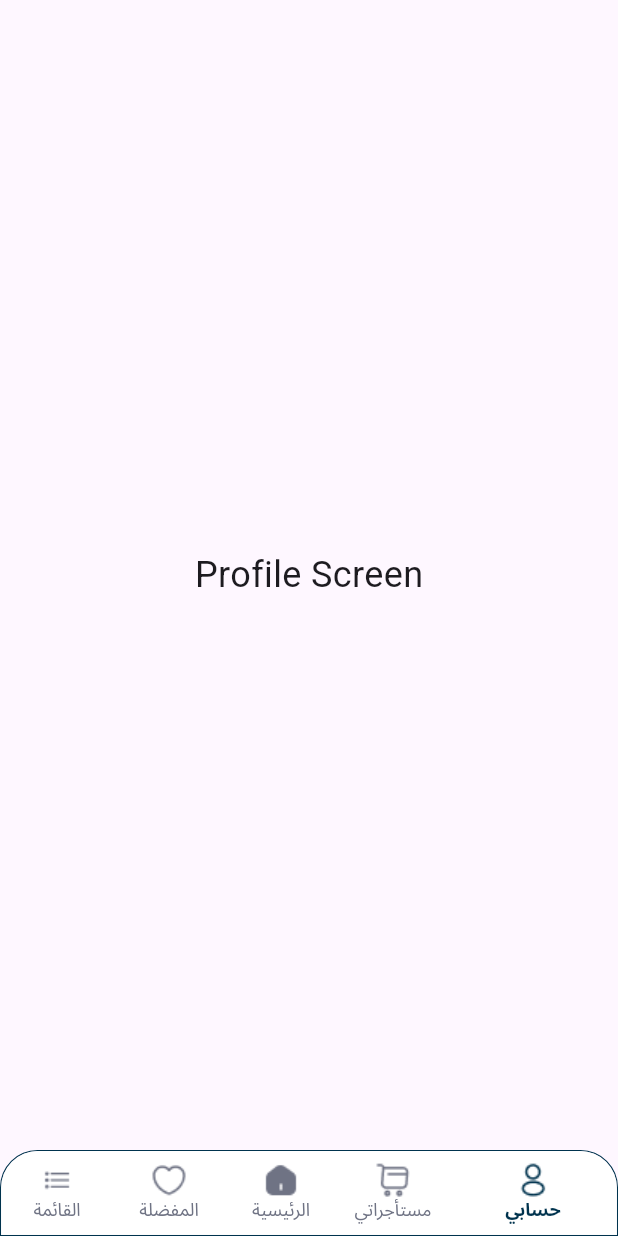
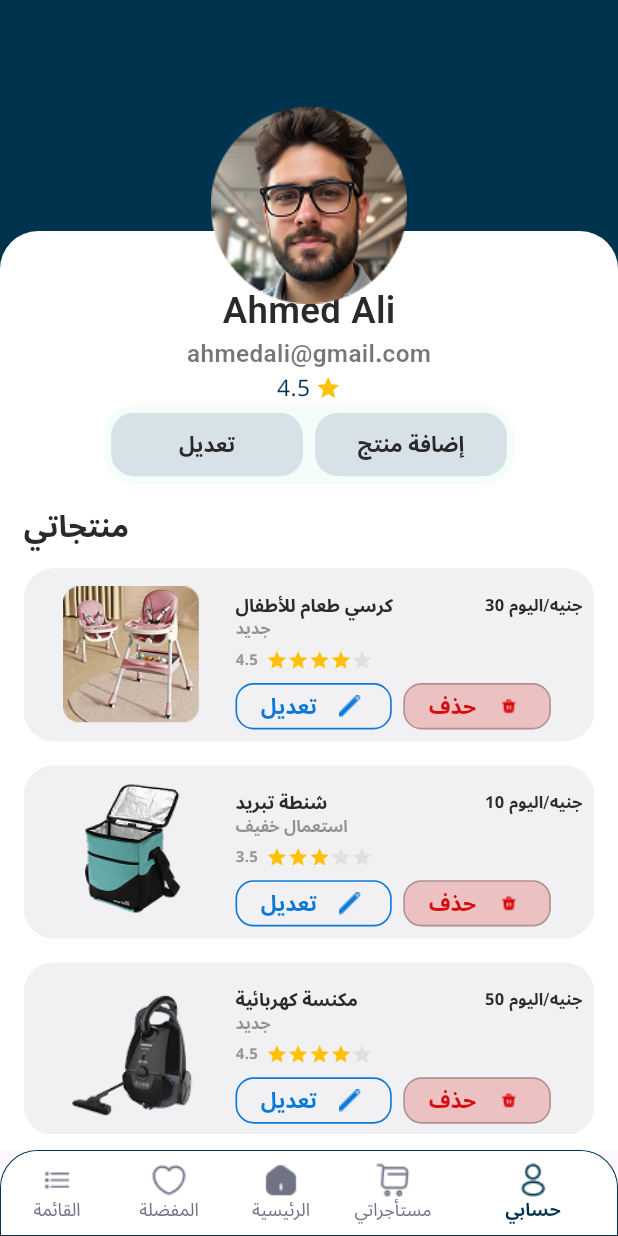
Before and after one commit to Final-Project-11-FCAI/Ager-Waffer, a Flutter app: the HomeLayoutScreen screen opened by its route, item 5 of the bottom bar chosen, on a phone screen of 412 x 824 dp. Run offline on Flutter 3.47's test engine with Material 3 defaults, Android fonts, the phone set to English and light mode, and no system bars; our stand-ins replace country_picker, dio, firebase_core, firebase_messaging, flutter_bloc, flutter_cache_manager and 11 more; missing offline and left inert: multi_image_picker_plus, pointycastle; accounts and stored records are empty; Roboto replaces fonts that are missing (Tajawal); key blocks and very long unbroken strings in the code were emptied for the run.

Commit message:
profile screen done

```diff
--- a/lib/Base/common/theme.dart
+++ b/lib/Base/common/theme.dart
@@ -10,7 +10,14 @@ const Color kLightPrimaryColor = Color(0xff145374);
 const Color kMoreLightPrimaryColor = Color(0xff1D5687);
 const Color kWhiteColor = const Color(0xffFFFFFF);
 const Color kBlackColor = const Color(0xFF2A2A2A);
+const Color kOpacityWhiteColor = const Color(0xFFF4FDFA);
+const Color kMoreRedColor = const Color(0xFFD80C0C);
+
+const Color kBlueColor = const Color(0xFFF0C79D9);
+
+const Color kSomeGreyColor = const Color(0xFFD7E2E8);
 const Color kGreyColor = const Color(0xff81868D);
+const Color kOpacityGreyColor = const Color(0xffF1F1F3);
 const Color kBoldGreyColor = const Color(0xff00334EBD);
 const Color kRedColor = Colors.red;
 const Color kMoreGreyColor = const Color(0xff6F7384);
@@ -75,7 +82,6 @@ const Color kMoreGreenColor = const Color(0xFF81C784);
 const Color kUnActiveStepColor = const Color(0xFF979797);
 const Color kredCarColor = const Color(0xFFFF0000);
 const Color kborderColor = const Color(0xFFBDB8B8);
-const Color kOpacityGreyColor = const Color(0xFFCFCFCF);
 const Color kMoreYellowColor = const Color(0xFFFFBD52);
 const Color kBrownColor = const Color(0xFF403430);
 const Color kgreenCarColor = const Color(0xFF006D3D);
@@ -102,7 +108,6 @@ const Color kPartWhiteColor = const Color(0xffd0cece);
 const Color kPinkColor = const Color(0xffFF4B5C);
 const Color kSemiBlackColor = const Color(0xff101C2D);
 const Color kSomeWhiteColor = const Color(0xffececec);
-const Color kBlueColor = const Color(0xff0056B3);
 const Color kTextColor = const Color(0xFF6C757D);
 const Color kButtonColor = const Color(0xFF007BFF);
 const Color kMoreWhiteColor = const Color(0xffF8F9FA);
@@ -118,7 +123,6 @@ const Color kButtonAppColor = const Color(0xFFFF7602);
 const Color kgreyColor = const Color(0xFF4A4A4A);
 const Color kTimeNotificationColor = const Color(0xFF7B7B7B);
 const Color kSemiGreyColor = const Color(0xffC1C1C1);
-const Color kSomeGreyColor = const Color(0xffA4A0A0);
 const Color kCardColor = const Color(0xffF1F1F6);
 const Color kTransparentColor = Colors.transparent;
 const Color kAvailableColor = const Color(0xFFE7F0FD);
--- a/lib/Features/Home/presentation/pages/home_layout_screen.dart
+++ b/lib/Features/Home/presentation/pages/home_layout_screen.dart
@@ -12,10 +12,10 @@ class HomeLayoutScreen extends StatelessWidget {
   Widget build(BuildContext context) {
     final List<Widget> screens = [
 
-      ProfileScreen(),
-      ProfileScreen(),
+      Scaffold(),
+      Scaffold(),
       HomeScreen(),
-      ProfileScreen(),
+      Scaffold(),
       ProfileScreen(),
     ];
     return BlocBuilder<BottomNavCubit, int>(
--- a/lib/Features/Home/presentation/widgets/product_card_list_view.dart
+++ b/lib/Features/Home/presentation/widgets/product_card_list_view.dart
@@ -82,7 +82,6 @@ class _ProductCardListViewState extends State<ProductCardListView> {
                         widget.product.price,
                         style: font16BlackSemiBold.copyWith(
                           fontSize: 11,
-                          fontWeight: bold,
                         ),
                       ),
                     ],
--- a/lib/Features/Profile/presentation/pages/profile_screen.dart
+++ b/lib/Features/Profile/presentation/pages/profile_screen.dart
@@ -1,14 +1,142 @@
+import 'package:ager_waffer/Base/common/shared.dart';
+import 'package:ager_waffer/Base/common/theme.dart';
+import 'package:ager_waffer/Features/Home/domain/entities/product_entity.dart';
+import 'package:ager_waffer/Features/Profile/presentation/widgets/my_products_item_list_view.dart';
 import 'package:flutter/material.dart';
+import 'package:flutter_screenutil/flutter_screenutil.dart';
+import 'package:gap/gap.dart';
 
 class ProfileScreen extends StatelessWidget {
-  const ProfileScreen({super.key});
-
+  ProfileScreen({super.key});
+  final List<ProductEntity> products = [
+    ProductEntity(
+      title: "كرسي طعام للأطفال",
+      subtitle: "جديد",
+      price: "30 جنيه/اليوم",
+      image: "assets/images/children_chair.png",
+      rating: 4.5,
+    ),
+    ProductEntity(
+      title: "شنطة تبريد",
+      subtitle: "استعمال خفيف",
+      price: "10 جنيه/اليوم",
+      image: "assets/images/cooler_bag.png",
+      rating: 3.5,
+    ),
+    ProductEntity(
+      title: "مكنسة كهربائية",
+      subtitle: "جديد",
+      price: "50 جنيه/اليوم",
+      image: "assets/images/vacuum_cleaner.png",
+      rating: 4.5,
+    ),
+  ];
   @override
   Widget build(BuildContext context) {
-    return const Center(
-      child: Text(
-        "Profile Screen",
-        style: TextStyle(fontSize: 24),
+    return Scaffold(
+      backgroundColor: kPrimaryColor,
+      body: Stack(
+        children: [
+          Padding(
+            padding: EdgeInsets.only(top: Shared.height * 0.22.h),
+            child: Container(
+              width: double.infinity,
+              height: double.infinity,
+              decoration: BoxDecoration(
+                color: kWhiteColor,
+                borderRadius: BorderRadius.only(
+                  topLeft: Radius.circular(25.r),
+                  topRight: Radius.circular(25.r),
+                ),
+              ),
+              child: Padding(
+                padding: EdgeInsets.only(top: Shared.height * 0.05.h),
+                child: Padding(
+                  padding: EdgeInsets.symmetric(horizontal: Shared.width * 0.04.w),
+                  child: Column(
+                    children: [
+                      Text(
+                        'Ahmed Ali',
+                        style: font24PrimarySemiBold.copyWith(color: kBlackColor),
+                      ),
+                      Text(
+                        'ahmedali@gmail.com',
+                        style: font16BlackSemiBold.copyWith(color: kBlackColor.withOpacity(0.64),),
+                      ),
+                      Row(
+                        mainAxisAlignment: MainAxisAlignment.center,
+                        children: [
+                          Text('4.5', style: font20PrimaryMedium.copyWith(fontSize: 15.sp),),
+                          Gap(3.w),
+                          Icon(Icons.star, size: 17.sp, color: Colors.amber),
+                        ],
+                      ),
+                      Container(
+                        height: Shared.height * 0.075.sp,
+                        width: Shared.width * 0.75.sp,
+                        alignment: Alignment.center,
+                        decoration: BoxDecoration(
+                          color: kOpacityWhiteColor,
+                          borderRadius: BorderRadius.circular(20.r),
+                        ),
+                        child: Padding(
+                          padding: EdgeInsets.all(5.0.h),
+                          child: Row(
+                            mainAxisAlignment: MainAxisAlignment.spaceBetween,
+                            children: [
+                              editOrAddProductButton(title: 'تعديل', onTap: () {},),
+                              editOrAddProductButton(title: 'إضافة منتج', onTap: () {})
+                            ],
+                          ),
+                        ),
+                      ),
+                      Gap(14.h),
+                      Row(
+                        mainAxisAlignment: MainAxisAlignment.start,
+                        children: [
+                          Text('منتجاتي', style: font16BlackSemiBold.copyWith(fontSize: 20),)
+                        ],
+                      ),
+                      Gap(5.h),
+                      SizedBox(
+                        height: Shared.height * 0.55.h,
+                        child: ListView.builder(
+                          padding: EdgeInsets.zero,
+                          itemCount: products.length,
+                          shrinkWrap: true,
+                          physics: BouncingScrollPhysics(),
+                          itemBuilder: (context, index) {
+                            return MyProductsItemListView(product: products[index],);
+                          },
+                        ),
+                      ),
+                    ],
+                  ),
+                ),
+              ),
+            ),
+          ),
+          Positioned(
+            right: Shared.width * 0.25.sp,
+            left: Shared.width * 0.25.sp,
+            top: Shared.height * 0.032.sp,
+            child: Image.asset('assets/images/user_profile_image.png'),
+          ),
+        ],
+      ),
+    );
+  }
+
+  GestureDetector editOrAddProductButton({required String? title, required void Function()? onTap}) {
+    return GestureDetector(
+      onTap: onTap,
+      child: Container(
+        width: Shared.width * 0.35.sp,
+        decoration: BoxDecoration(
+          color: kSomeGreyColor,
+          borderRadius: BorderRadius.circular(15.r),
+        ),
+        child: Center(child: Text(title.toString(),style: font16BlackSemiBold.copyWith(fontSize: 14.sp),)),
       ),
     );
   }
--- /dev/null
+++ b/lib/Features/Profile/presentation/widgets/my_products_item_list_view.dart
@@ -0,0 +1,149 @@
+import 'package:ager_waffer/Base/common/shared.dart';
+import 'package:ager_waffer/Base/common/theme.dart';
+import 'package:ager_waffer/Features/Home/domain/entities/product_entity.dart';
+import 'package:flutter/material.dart';
+import 'package:flutter_screenutil/flutter_screenutil.dart';
+import 'package:gap/gap.dart';
+import 'package:localize_and_translate/localize_and_translate.dart';
+
+class MyProductsItemListView extends StatefulWidget {
+  final ProductEntity product;
+
+  const MyProductsItemListView({super.key, required this.product});
+
+  @override
+  State<MyProductsItemListView> createState() => _MyProductsItemListViewState();
+}
+
+class _MyProductsItemListViewState extends State<MyProductsItemListView> {
+  bool isFavorite = false;
+
+  @override
+  Widget build(BuildContext context) {
+    return Container(
+      margin: const EdgeInsets.symmetric(vertical: 8),
+      padding: const EdgeInsets.all(8),
+      decoration: BoxDecoration(
+        color: kOpacityGreyColor,
+        borderRadius: BorderRadius.circular(20),
+      ),
+      child: Row(
+        children: [
+          Expanded(
+            flex: 1,
+            child: Padding(
+              padding: EdgeInsets.only(
+                right: LocalizeAndTranslate.getLanguageCode() == 'en' ? 0 : 12.sp,
+                left: LocalizeAndTranslate.getLanguageCode() == 'en' ? 12.sp : 0,
+              ),
+              child: Image.asset(
+                widget.product.image,
+                width: 90.w,
+                height: 90.h,
+                fit: BoxFit.contain,
+              ),
+            ),
+          ),
+          Gap(16.w),
+          Expanded(
+            flex: 2,
+            child: Padding(
+              padding: EdgeInsets.only(top: 8.h),
+              child: Column(
+                crossAxisAlignment: CrossAxisAlignment.start,
+                children: [
+                  Row(
+                    mainAxisAlignment: MainAxisAlignment.spaceBetween,
+                    children: [
+                      Text(widget.product.title, style: font14BlackBold.copyWith(fontSize: 12.sp)),
+                      Text(
+                        widget.product.price,
+                        style: font16BlackSemiBold.copyWith(fontSize: 11,),
+                      ),
+                    ],
+                  ),
+                  Text(
+                    widget.product.subtitle,
+                    style: font16BlackSemiBold.copyWith(color: Color.fromRGBO(85, 85, 85, 0.61), fontSize: 11),
+                  ),
+                  Gap(5.h),
+                  Row(
+                    children: [
+                      Text(
+                        "${widget.product.rating}",
+                        style: font16BlackSemiBold.copyWith(fontSize: 10, color: Color.fromRGBO(151, 151, 151, 1),),
+                      ),
+                      Gap(5.w),
+                      ...List.generate(
+                        5,
+                            (index) => Icon(
+                          Icons.star,
+                          size: 14.sp,
+                          color: index < widget.product.rating.floor() ? Colors.amber : Colors.grey.shade300,
+                        ),
+                      ),
+                    ],
+                  ),
+                  Gap(8.h),
+                  Row(
+                    mainAxisAlignment: MainAxisAlignment.start,
+                    children: [
+                      deleteOrEditProductButton(
+                          title: 'تعديل',
+                          icon: 'assets/images/edit_icon.png',
+                          onTap: (){},
+                          textColor: kBlueColor,
+                          backgroundColor: kOpacityGreyColor,
+                          borderColor: kBlueColor
+                      ),
+                      Gap(7.w),
+                      deleteOrEditProductButton(
+                          title: 'حذف',
+                          icon: 'assets/images/delete_icon.png',
+                          onTap: (){},
+                        textColor: kMoreRedColor,
+                        backgroundColor: kMoreRedColor.withOpacity(0.21),
+                        borderColor: kBlackColor.withOpacity(0.31)
+                      ),
+                    ],
+                  )
+                ],
+              ),
+            ),
+          ),
+        ],
+      ),
+    );
+  }
+  GestureDetector deleteOrEditProductButton({
+    required String? title,
+    required void Function()? onTap,
+    String? icon,
+    Color? textColor,
+    Color? borderColor,
+    Color? backgroundColor
+  }) {
+    return GestureDetector(
+      onTap: onTap,
+      child: Container(
+        decoration: BoxDecoration(
+          color: backgroundColor,
+          borderRadius: BorderRadius.circular(12.r),
+          border: Border.all(color: borderColor!, width: 1.w)
+        ),
+        child: Padding(
+          padding: EdgeInsets.symmetric(horizontal: Shared.width * 0.04.w, vertical: Shared.height * 0.006.h),
+          child: Row(
+            mainAxisAlignment: MainAxisAlignment.center,
+            children: [
+              Text(title.toString(),style: font16BlackSemiBold.copyWith(fontSize: 14.sp, color: textColor),),
+              Gap(10.w),
+              Image.asset(icon!, width: 20.w, height: 20.h,)
+            ],
+          ),
+        ),
+      ),
+    );
+  }
+
+}
```
Also changed, not shown: assets/images/children_chair.png (added), assets/images/cooler_bag.png (added), assets/images/delete_icon.png (added), assets/images/edit_icon.png (added), assets/images/user_profile_image.png (added), assets/images/vacuum_cleaner.png (added).
